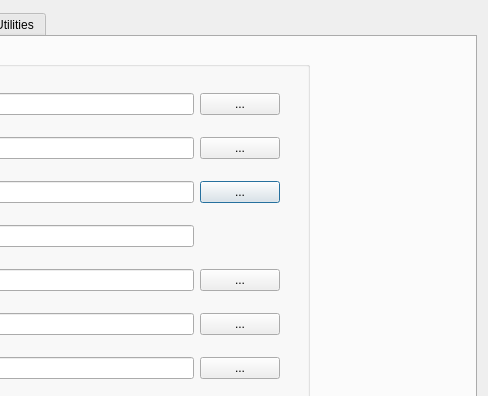
Above: source/dialogtrsesettings.ui from leuat/TRSE before the change; both pictures show x 534 to 1022 and y 0 to 396 of the 1022 by 689 pixel window. Below: the same form after it.
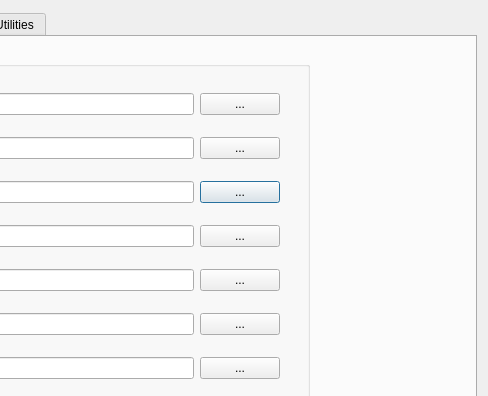
That is the form after the change.

```diff
--- a/source/dialogtrsesettings.ui
+++ b/source/dialogtrsesettings.ui
@@ -228,6 +228,13 @@
              </property>
             </widget>
            </item>
+           <item row="3" column="2">
+            <widget class="QPushButton" name="btnPetEmulator">
+             <property name="text">
+              <string>...</string>
+             </property>
+            </widget>
+           </item>
           </layout>
          </widget>
         </widget>
```
